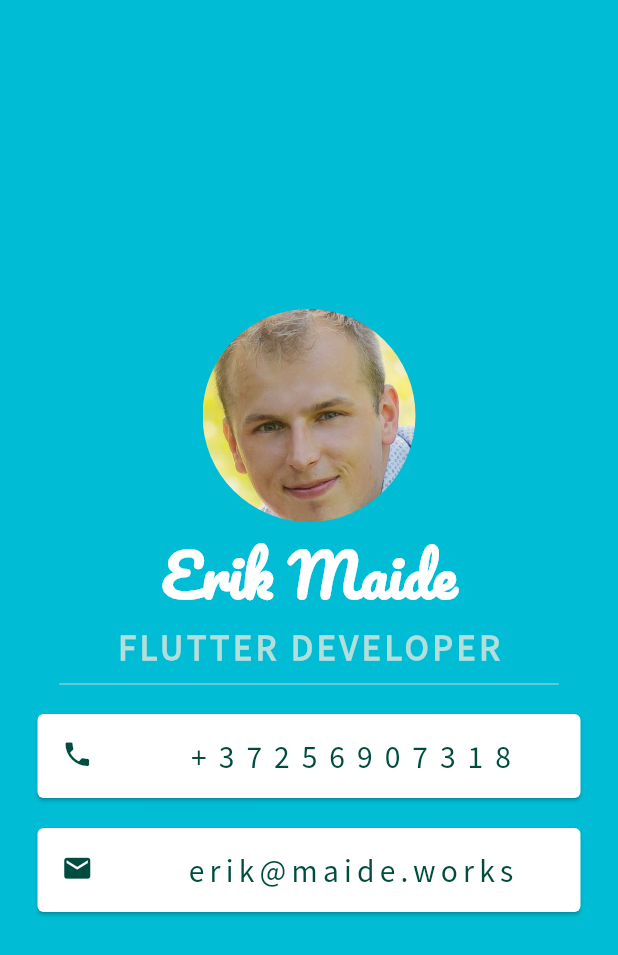
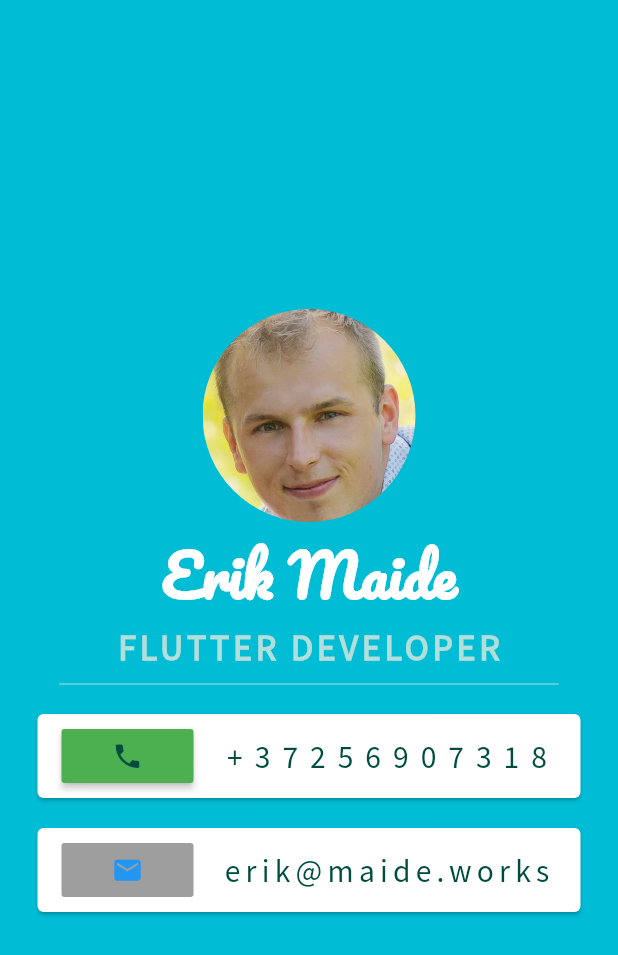
Before and after one commit to erikmaide/businessCard, a Flutter app: the screen it shows after launch, on a phone screen of 412 x 824 dp. Shown: the top 955 px of the screen. Run offline on Flutter 3.47's test engine with Material 2 defaults, Android fonts, the phone set to English and light mode, and no system bars; missing offline and left inert: intent.

Commit message:
added functionality for dialing a number

```diff
--- a/lib/main.dart
+++ b/lib/main.dart
@@ -1,4 +1,6 @@
 import 'package:flutter/material.dart';
+import 'package:intent/intent.dart' as android_intent;
+import 'package:intent/action.dart' as android_action;
 
 void main() {
   runApp(MyApp());
@@ -48,10 +50,14 @@ class MyApp extends StatelessWidget {
                 color: Colors.white,
                 margin: EdgeInsets.symmetric(vertical: 10.0, horizontal: 25.0),
                 child: ListTile(
-                    leading: Icon(
-                      Icons.phone,
-                      color: Colors.teal[900],
-                      size: 21.0,
+                    leading: RaisedButton(
+                      onPressed: _launchURL,
+                      color: Colors.green,
+                      child: Icon(
+                        Icons.phone,
+                        color: Colors.teal[900],
+                        size: 21.0,
+                      ),
                     ),
                     title: Center(
                       child: Text(
@@ -67,10 +73,13 @@ class MyApp extends StatelessWidget {
                 color: Colors.white,
                 margin: EdgeInsets.symmetric(vertical: 10.0, horizontal: 25.0),
                 child: ListTile(
-                    leading: Icon(
-                      Icons.email,
-                      color: Colors.teal[900],
-                      size: 21.0,
+                    leading: RaisedButton(
+                      color: Colors.tealAccent,
+                      child: Icon(
+                        Icons.email,
+                        color: Colors.blue,
+                        size: 21.0,
+                      ),
                     ),
                     title: Center(
                       child: Text(
@@ -88,3 +97,10 @@ class MyApp extends StatelessWidget {
     );
   }
 }
+
+_launchURL() async {
+  android_intent.Intent()
+    ..setAction(android_action.Action.ACTION_DIAL)
+    ..setData(Uri(scheme: "tel", path: "+37256907318"))
+    ..startActivity().catchError((e) => print(e));
+}
--- a/pubspec.yaml
+++ b/pubspec.yaml
@@ -7,6 +7,7 @@ dependencies:
   flutter:
     sdk: flutter
   cupertino_icons: ^0.1.2
+  intent: ^1.3.4
 dev_dependencies:
   flutter_test:
     sdk: flutter
```
Also changed, not shown: 2 other files.
